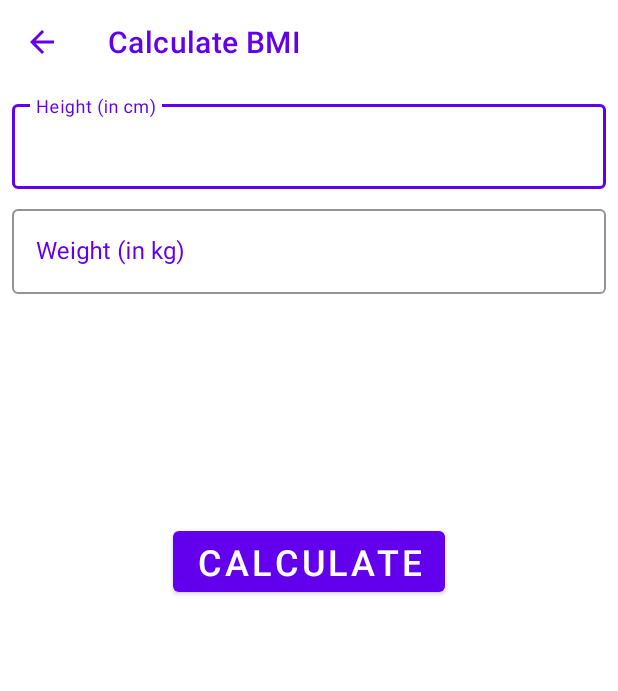
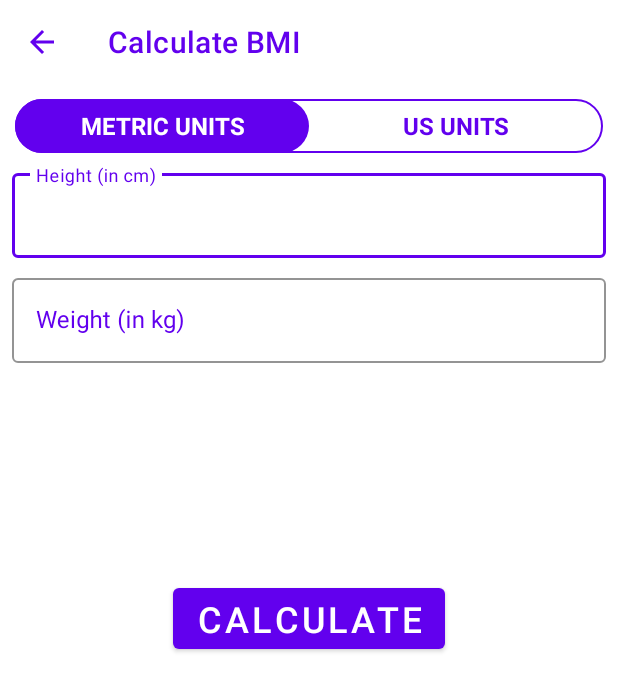
Before and after one commit to DennisHartstock/7MinutesWorkout, an Android app: the BMIActivity screen opened directly, with no data from a screen before it, on a phone screen of 412 x 824 dp. Shown: the top 691 px of the screen. Run offline under Robolectric (Android 15) with nearby library versions, the phone set to English and light mode, and no system bars.

Commit message:
implement BMI calculation in US units

```diff
--- a/app/src/main/java/com/commcode/a7minutesworkout/BMIActivity.kt
+++ b/app/src/main/java/com/commcode/a7minutesworkout/BMIActivity.kt
@@ -24,6 +24,10 @@ class BMIActivity : AppCompatActivity() {
             startActivity(intent)
         }
 
+        binding.rgUnits.setOnCheckedChangeListener { _, checkedId ->
+            changeUnits(checkedId)
+        }
+
         binding.btnCalculate.setOnClickListener {
             if (!validateInputs()) {
                 Toast.makeText(this, "Enter valid data", Toast.LENGTH_SHORT).show()
@@ -34,6 +38,20 @@ class BMIActivity : AppCompatActivity() {
                 displayBMI(bmi)
             }
         }
+    }
+
+    private fun changeUnits(checkedId: Int) {
+        if (checkedId == R.id.rbMetricUnits) {
+            binding.tilHeight.hint = "Height in cm"
+            binding.tilWeight.hint = "Weight in kg"
+        }
+        if (checkedId == R.id.rbUsUnits) {
+            binding.tilHeight.hint = "Height in feet"
+            binding.tilWeight.hint = "Weight in pounds"
+        }
+        binding.etHeight.text?.clear()
+        binding.etWeight.text?.clear()
+        binding.llBMIResult.visibility = View.INVISIBLE
     }
 
     private fun displayBMI(bmi: Float) {
--- /dev/null
+++ b/app/src/main/res/drawable/rg_bg.xml
@@ -0,0 +1,12 @@
+<?xml version="1.0" encoding="utf-8"?>
+<shape xmlns:android="http://schemas.android.com/apk/res/android"
+    android:shape="rectangle">
+
+    <solid android:color="@android:color/white" />
+
+    <stroke
+        android:width="1dp"
+        android:color="@color/purple_500" />
+
+    <corners android:radius="30dp" />
+</shape>
--- /dev/null
+++ b/app/src/main/res/drawable/rg_selector.xml
@@ -0,0 +1,7 @@
+<?xml version="1.0" encoding="utf-8"?>
+<selector xmlns:android="http://schemas.android.com/apk/res/android">
+
+    <item android:color="@color/white" android:state_checked="true" />
+
+    <item android:color="@color/purple_500" android:state_checked="false" />
+</selector>
--- /dev/null
+++ b/app/src/main/res/drawable/rg_unit.xml
@@ -0,0 +1,11 @@
+<?xml version="1.0" encoding="utf-8"?>
+<selector xmlns:android="http://schemas.android.com/apk/res/android">
+    <item android:state_checked="true">
+        <shape android:shape="rectangle">
+
+            <solid android:color="@color/purple_500" />
+
+            <corners android:radius="30dp" />
+        </shape>
+    </item>
+</selector>
--- a/app/src/main/res/layout/activity_bmi.xml
+++ b/app/src/main/res/layout/activity_bmi.xml
@@ -16,6 +16,44 @@
         app:title="Calculate BMI"
         app:titleTextColor="@color/purple_500" />
 
+    <RadioGroup
+        android:id="@+id/rgUnits"
+        android:layout_width="match_parent"
+        android:layout_height="wrap_content"
+        android:layout_margin="10dp"
+        android:background="@drawable/rg_bg"
+        android:orientation="horizontal"
+        app:layout_constraintTop_toBottomOf="@id/tbBMI">
+
+        <RadioButton
+            android:id="@+id/rbMetricUnits"
+            android:layout_width="0dp"
+            android:layout_height="36dp"
+            android:layout_weight="0.50"
+            android:background="@drawable/rg_unit"
+            android:button="@null"
+            android:checked="true"
+            android:gravity="center"
+            android:text="@string/rb_metric_units"
+            android:textColor="@drawable/rg_selector"
+            android:textSize="16sp"
+            android:textStyle="bold" />
+
+        <RadioButton
+            android:id="@+id/rbUsUnits"
+            android:layout_width="0dp"
+            android:layout_height="36dp"
+            android:layout_weight="0.50"
+            android:background="@drawable/rg_unit"
+            android:button="@null"
+            android:checked="false"
+            android:gravity="center"
+            android:text="@string/rb_us_units"
+            android:textColor="@drawable/rg_selector"
+            android:textSize="16sp"
+            android:textStyle="bold" />
+    </RadioGroup>
+
     <com.google.android.material.textfield.TextInputLayout
         android:id="@+id/tilHeight"
         style="@style/Widget.MaterialComponents.TextInputLayout.OutlinedBox"
@@ -24,7 +62,7 @@
         android:layout_margin="8dp"
         android:textColorHint="@color/purple_500"
         app:boxStrokeColor="@color/purple_500"
-        app:layout_constraintTop_toBottomOf="@id/tbBMI">
+        app:layout_constraintTop_toBottomOf="@id/rgUnits">
 
         <androidx.appcompat.widget.AppCompatEditText
             android:id="@+id/etHeight"
@@ -109,7 +147,7 @@
         android:id="@+id/btnCalculate"
         android:layout_width="wrap_content"
         android:layout_height="wrap_content"
-        android:layout_marginTop="16dp"
+        android:layout_marginTop="8dp"
         android:text="@string/btn_calculate"
         android:textSize="@dimen/button_text_size"
         app:layout_constraintEnd_toEndOf="parent"
--- a/app/src/main/res/values/strings.xml
+++ b/app/src/main/res/values/strings.xml
@@ -8,4 +8,6 @@
     <string name="btn_calculate">calculate</string>
     <string name="et_hint_weight_in_kg">Weight (in kg)</string>
     <string name="et_hint_height_in_cm">Height (in cm)</string>
+    <string name="rb_metric_units">METRIC UNITS</string>
+    <string name="rb_us_units">US UNITS</string>
 </resources>
```
